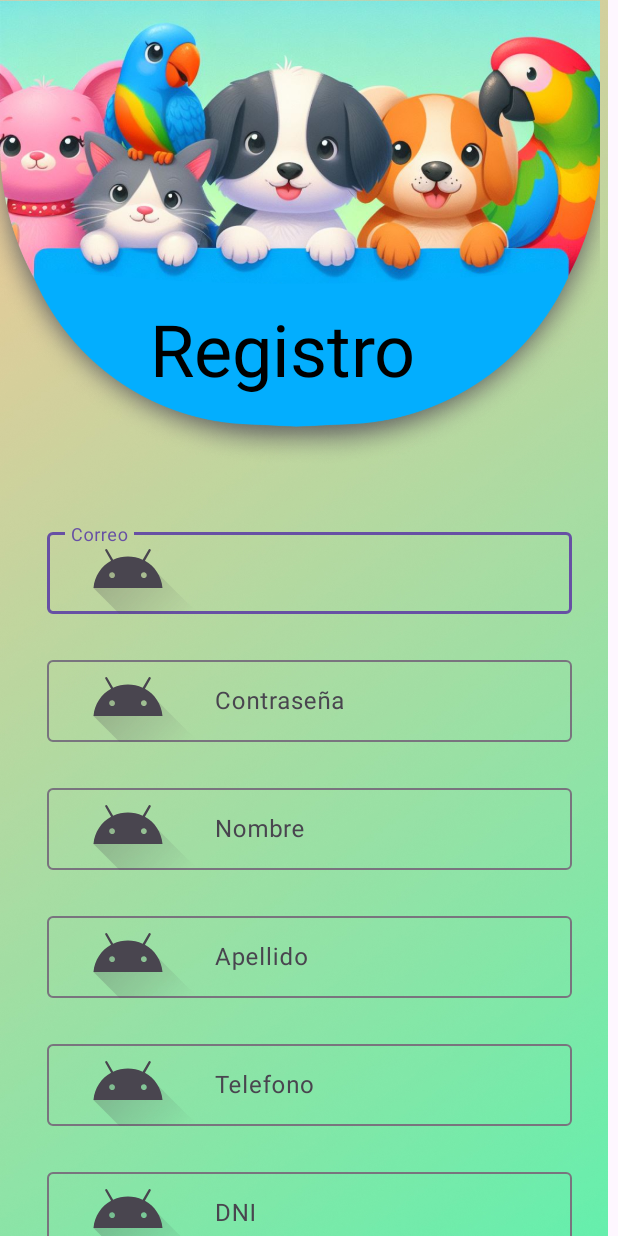
After one commit to MartinPanelo/Animalogistics, an Android app: the RegistroActivity screen opened directly, with no data from a screen before it, on a phone screen of 412 x 824 dp. The commit adds this screen. Run offline under Robolectric (Android 15) with nearby library versions, the phone set to English and light mode, and no system bars.

Commit message:
vista registro

```diff
--- a/app/src/main/java/com/finallabtres/animalogistics/MainActivity.java
+++ b/app/src/main/java/com/finallabtres/animalogistics/MainActivity.java
@@ -1,14 +1,24 @@
 package com.finallabtres.animalogistics;
 
 import androidx.appcompat.app.AppCompatActivity;
+import androidx.lifecycle.ViewModelProvider;
 
 import android.os.Bundle;
 
+import com.finallabtres.animalogistics.databinding.ActivityMainBinding;
+
 public class MainActivity extends AppCompatActivity {
 
+
+    private ActivityMainBinding binding;
+    private MainActivityViewModel vm;
     @Override
     protected void onCreate(Bundle savedInstanceState) {
         super.onCreate(savedInstanceState);
-        setContentView(R.layout.activity_main);
+
+        vm = new ViewModelProvider(this).get(MainActivityViewModel.class);
+
+        binding = ActivityMainBinding.inflate(getLayoutInflater());
+        setContentView(binding.getRoot());
     }
 }
--- a/app/src/main/java/com/finallabtres/animalogistics/UI/auth/login/LoginActivity.java
+++ b/app/src/main/java/com/finallabtres/animalogistics/UI/auth/login/LoginActivity.java
@@ -1,16 +1,37 @@
 package com.finallabtres.animalogistics.UI.auth.login;
 
 import androidx.appcompat.app.AppCompatActivity;
+import androidx.lifecycle.ViewModelProvider;
 
 import android.os.Bundle;
+import android.view.View;
 
+import com.finallabtres.animalogistics.MainActivityViewModel;
 import com.finallabtres.animalogistics.R;
+import com.finallabtres.animalogistics.databinding.ActivityLoginBinding;
+import com.finallabtres.animalogistics.databinding.ActivityMainBinding;
 
 public class LoginActivity extends AppCompatActivity {
 
+
+    private ActivityLoginBinding binding;
+    private LoginActivityViewModel vm;
     @Override
     protected void onCreate(Bundle savedInstanceState) {
         super.onCreate(savedInstanceState);
-        setContentView(R.layout.activity_login);
+
+        binding = ActivityLoginBinding.inflate(getLayoutInflater());
+        setContentView(binding.getRoot());
+
+        vm = ViewModelProvider.AndroidViewModelFactory.getInstance(getApplication()).create(LoginActivityViewModel.class);
+
+        binding.BTNRegistrar.setOnClickListener(new View.OnClickListener() {
+            @Override
+            public void onClick(View v) {
+                vm.registrar();
+            }
+        });
+
+
     }
 }
--- a/app/src/main/java/com/finallabtres/animalogistics/UI/auth/login/LoginActivityViewModel.java
+++ b/app/src/main/java/com/finallabtres/animalogistics/UI/auth/login/LoginActivityViewModel.java
@@ -2,9 +2,12 @@ package com.finallabtres.animalogistics.UI.auth.login;
 
 import android.app.Application;
 import android.content.Context;
+import android.content.Intent;
 
 import androidx.annotation.NonNull;
 import androidx.lifecycle.AndroidViewModel;
+
+import com.finallabtres.animalogistics.UI.auth.registro.RegistroActivity;
 
 public class LoginActivityViewModel extends AndroidViewModel{
 
@@ -12,6 +15,17 @@ public class LoginActivityViewModel extends AndroidViewModel{
 
         public LoginActivityViewModel(@NonNull Application application) {
             super(application);
-            context = application;
+            this.context = application;
         }
+
+
+        public void registrar() {
+
+            Intent intent = new Intent(context, RegistroActivity.class);
+
+            intent.setFlags(Intent.FLAG_ACTIVITY_NEW_TASK);
+
+            context.startActivity(intent);
+        }
+
 }
--- /dev/null
+++ b/app/src/main/java/com/finallabtres/animalogistics/UI/auth/registro/RegistroActivity.java
@@ -0,0 +1,25 @@
+package com.finallabtres.animalogistics.UI.auth.registro;
+
+import android.os.Bundle;
+
+import androidx.appcompat.app.AppCompatActivity;
+import androidx.lifecycle.ViewModelProvider;
+
+import com.finallabtres.animalogistics.databinding.ActivityLoginBinding;
+import com.finallabtres.animalogistics.databinding.ActivityRegistroBinding;
+
+public class RegistroActivity extends AppCompatActivity {
+
+    private ActivityRegistroBinding binding;
+    private RegistroActivityViewModel vm;
+    @Override
+    protected void onCreate(Bundle savedInstanceState) {
+        super.onCreate(savedInstanceState);
+
+        binding = ActivityRegistroBinding.inflate(getLayoutInflater());
+        setContentView(binding.getRoot());
+
+        vm = ViewModelProvider.AndroidViewModelFactory.getInstance(getApplication()).create(RegistroActivityViewModel.class);
+
+    }
+}
--- /dev/null
+++ b/app/src/main/java/com/finallabtres/animalogistics/UI/auth/registro/RegistroActivityViewModel.java
@@ -0,0 +1,17 @@
+package com.finallabtres.animalogistics.UI.auth.registro;
+
+import android.app.Application;
+import android.content.Context;
+
+import androidx.annotation.NonNull;
+import androidx.lifecycle.AndroidViewModel;
+
+public class RegistroActivityViewModel extends AndroidViewModel {
+
+    private Context context;
+
+    public RegistroActivityViewModel(@NonNull Application application) {
+        super(application);
+        this.context = application;
+    }
+}
--- a/app/src/main/res/layout/activity_login.xml
+++ b/app/src/main/res/layout/activity_login.xml
@@ -2,23 +2,22 @@
 <androidx.constraintlayout.widget.ConstraintLayout xmlns:android="http://schemas.android.com/apk/res/android"
     xmlns:app="http://schemas.android.com/apk/res-auto"
     xmlns:tools="http://schemas.android.com/tools"
-    android:layout_width="1080px"
-    android:layout_height="2408px"
+    android:layout_width="@dimen/_1080px"
+    android:layout_height="@dimen/_2408px"
     tools:context=".UI.auth.login.LoginActivity">
+
+
+    <!--app:shapeAppearance="@style/banner"-->
 
 
     <com.google.android.material.imageview.ShapeableImageView
         android:id="@+id/shapeableImageView"
-        android:layout_width="1080px"
-
-
-        android:layout_height="2408px"
-        android:scaleType="fitCenter"
+        android:layout_width="@dimen/_1080px"
+        android:layout_height="@dimen/_2408px"
+        android:scaleType="fitStart"
         app:layout_constraintStart_toStartOf="parent"
         app:layout_constraintTop_toTopOf="parent"
         app:srcCompat="@drawable/login" />
-    <!--app:shapeAppearance="@style/banner"-->
-
 
     <com.google.android.material.textfield.TextInputLayout
         android:id="@+id/textField"
@@ -59,7 +58,7 @@
     </com.google.android.material.textfield.TextInputLayout>
 
     <Button
-        android:id="@+id/button2"
+        android:id="@+id/BTNIngresar"
         style="@style/Widget.Material3.Button.ElevatedButton"
         android:layout_width="275dp"
         android:layout_height="70dp"
@@ -77,7 +76,7 @@
         app:shapeAppearance="@style/boton" />
 
     <Button
-        android:id="@+id/button3"
+        android:id="@+id/BTNRegistrar"
         style="@style/Widget.Material3.Button.ElevatedButton"
         android:layout_width="275dp"
         android:layout_height="70dp"
@@ -91,7 +90,7 @@
         android:textSize="35sp"
         app:layout_constraintEnd_toEndOf="parent"
         app:layout_constraintStart_toStartOf="parent"
-        app:layout_constraintTop_toBottomOf="@+id/button2"
+        app:layout_constraintTop_toBottomOf="@+id/BTNIngresar"
         app:shapeAppearance="@style/boton" />
 
     <com.google.android.material.floatingactionbutton.FloatingActionButton
@@ -107,7 +106,7 @@
         app:layout_constraintEnd_toEndOf="parent"
         app:layout_constraintHorizontal_bias="0.954"
         app:layout_constraintStart_toStartOf="parent"
-        app:layout_constraintTop_toBottomOf="@+id/button3"
+        app:layout_constraintTop_toBottomOf="@+id/BTNRegistrar"
         app:layout_constraintVertical_bias="0.0"
         app:maxImageSize="50dp"
         app:srcCompat="@drawable/baseline_settings_24" />
--- /dev/null
+++ b/app/src/main/res/layout/activity_registro.xml
@@ -0,0 +1,135 @@
+<?xml version="1.0" encoding="utf-8"?>
+<!--
+  Copyright 2020 The Android Open Source Project
+
+  Licensed under the Apache License, Version 2.0 (the "License");
+  you may not use this file except in compliance with the License.
+  You may obtain a copy of the License at
+
+     https://www.apache.org/licenses/LICENSE-2.0
+
+  Unless required by applicable law or agreed to in writing, software
+  distributed under the License is distributed on an "AS IS" BASIS,
+  WITHOUT WARRANTIES OR CONDITIONS OF ANY KIND, either express or implied.
+  See the License for the specific language governing permissions and
+  limitations under the License.
+  -->
+<androidx.coordinatorlayout.widget.CoordinatorLayout xmlns:android="http://schemas.android.com/apk/res/android"
+    xmlns:app="http://schemas.android.com/apk/res-auto"
+    xmlns:tools="http://schemas.android.com/tools"
+    android:id="@+id/coordinator"
+    android:layout_width="match_parent"
+    android:layout_height="match_parent"
+    android:fitsSystemWindows="true">
+
+
+
+
+    <ImageView
+        android:id="@+id/imageView"
+        android:layout_width="@dimen/_1080px"
+        android:layout_height="@dimen/_2408px"
+        app:layout_constraintStart_toStartOf="parent"
+        app:layout_constraintTop_toTopOf="parent"
+        app:srcCompat="@drawable/fondoregistro" />
+
+    <com.google.android.material.appbar.AppBarLayout
+        android:id="@+id/appbarlayout"
+        android:layout_width="match_parent"
+        android:layout_height="wrap_content"
+        android:background="#00FFFFFF"
+        android:fitsSystemWindows="true"
+        android:textAlignment="center">
+
+        <com.google.android.material.appbar.CollapsingToolbarLayout
+            android:id="@+id/collapsingtoolbarlayout"
+            style="?attr/collapsingToolbarLayoutLargeStyle"
+            android:layout_width="match_parent"
+            android:layout_height="309dp"
+            android:background="#00FFFFFF"
+            app:collapsedTitleTextAppearance="@style/TextAppearance.AppCompat.Display2"
+            app:collapsedTitleTextColor="@color/black"
+            app:contentScrim="@drawable/navbarregistro"
+            app:expandedTitleTextAppearance="@style/TextAppearance.AppCompat.Display1"
+            app:expandedTitleTextColor="#00000000"
+            app:layout_scrollFlags="scroll|exitUntilCollapsed|snap"
+            app:statusBarScrim="@drawable/login">
+
+
+            <com.google.android.material.imageview.ShapeableImageView
+                android:id="@+id/shapeableImageView"
+                android:layout_width="400dp"
+                android:layout_height="400dp"
+                android:background="#00FFFFFF"
+                android:scaleType="fitStart"
+                app:layout_constraintStart_toStartOf="parent"
+                app:layout_constraintTop_toTopOf="parent"
+                app:srcCompat="@drawable/bannerregistro" />
+
+
+            <TextView
+                android:id="@+id/TVTituloRegistro"
+                android:layout_width="wrap_content"
+                android:layout_height="wrap_content"
+                android:layout_marginTop="200dp"
+                android:background="#00FFFFFF"
+                android:clickable="false"
+                android:text="Registro"
+                android:textAlignment="textStart"
+                android:textColor="@color/black"
+
+                android:textSize="48sp"
+                android:translationX="100dp"
+                android:translationY="0dp" />
+
+
+<!--            <androidx.appcompat.widget.Toolbar
+                android:layout_width="match_parent"
+                android:layout_height="wrap_content"
+                app:navigationIcon="@drawable/baseline_settings_24">
+
+                <Button
+                    android:id="@+id/button"
+                    android:layout_width="wrap_content"
+                    android:layout_height="wrap_content"
+                    android:text="Button"
+                    app:layout_collapseMode="pin" />
+
+            </androidx.appcompat.widget.Toolbar>-->
+
+            <androidx.appcompat.widget.Toolbar
+                android:id="@+id/toolbar"
+                style="?attr/toolbarStyle"
+                android:layout_width="300dp"
+                android:layout_height="?attr/actionBarSize"
+                android:elevation="5dp"
+
+                android:translationX="90dp"
+                app:buttonGravity="top"
+                app:layout_collapseMode="pin"
+                app:title="Registro"
+
+               >
+
+
+            </androidx.appcompat.widget.Toolbar>
+
+
+        </com.google.android.material.appbar.CollapsingToolbarLayout>
+    </com.google.android.material.appbar.AppBarLayout>
+
+
+    <androidx.core.widget.NestedScrollView
+        android:layout_width="match_parent"
+        android:layout_height="match_parent"
+        android:paddingTop="0dp"
+        android:textAlignment="center"
+        app:layout_behavior="@string/appbar_scrolling_view_behavior">
+
+        <include layout="@layout/formularioregistro" />
+
+        <!--    <include layout="@layout/cat_topappbar_filler_text_view"/>-->
+    </androidx.core.widget.NestedScrollView>
+
+
+</androidx.coordinatorlayout.widget.CoordinatorLayout>
--- /dev/null
+++ b/app/src/main/res/layout/formularioregistro.xml
@@ -0,0 +1,177 @@
+<?xml version="1.0" encoding="utf-8"?>
+<androidx.constraintlayout.widget.ConstraintLayout xmlns:android="http://schemas.android.com/apk/res/android"
+    xmlns:app="http://schemas.android.com/apk/res-auto"
+    xmlns:tools="http://schemas.android.com/tools"
+    android:layout_width="match_parent"
+    android:layout_height="match_parent">
+
+
+    <com.google.android.material.textfield.TextInputLayout
+        android:id="@+id/TILCorreo"
+        android:layout_width="350dp"
+        android:layout_height="60dp"
+        android:layout_marginTop="40dp"
+        android:hint="Correo"
+        app:layout_constraintEnd_toEndOf="parent"
+        app:layout_constraintHorizontal_bias="0.5"
+        app:layout_constraintStart_toStartOf="parent"
+        app:layout_constraintTop_toTopOf="parent"
+        app:startIconContentDescription="@string/app_name"
+        app:startIconDrawable="@drawable/ic_launcher_foreground">
+
+        <com.google.android.material.textfield.TextInputEditText
+            android:id="@+id/TECorreo"
+            android:layout_width="match_parent"
+            android:layout_height="wrap_content" />
+
+    </com.google.android.material.textfield.TextInputLayout>
+
+    <com.google.android.material.textfield.TextInputLayout
+        android:id="@+id/TILContraseña"
+        android:layout_width="350dp"
+        android:layout_height="60dp"
+        android:layout_marginTop="25dp"
+        android:hint="Contraseña"
+        app:layout_constraintEnd_toEndOf="parent"
+        app:layout_constraintHorizontal_bias="0.5"
+        app:layout_constraintStart_toStartOf="parent"
+        app:layout_constraintTop_toBottomOf="@+id/TILCorreo"
+        app:startIconContentDescription="@string/app_name"
+        app:startIconDrawable="@drawable/ic_launcher_foreground">
+
+        <com.google.android.material.textfield.TextInputEditText
+            android:id="@+id/TEContraseña"
+            android:layout_width="match_parent"
+            android:layout_height="wrap_content" />
+
+    </com.google.android.material.textfield.TextInputLayout>
+
+    <com.google.android.material.textfield.TextInputLayout
+        android:id="@+id/TILNombre"
+        android:layout_width="350dp"
+        android:layout_height="60dp"
+        android:layout_marginTop="25dp"
+        android:hint="Nombre"
+        app:layout_constraintEnd_toEndOf="parent"
+        app:layout_constraintHorizontal_bias="0.5"
+        app:layout_constraintStart_toStartOf="parent"
+        app:layout_constraintTop_toBottomOf="@+id/TILContraseña"
+        app:startIconContentDescription="@string/app_name"
+        app:startIconDrawable="@drawable/ic_launcher_foreground">
+
+        <com.google.android.material.textfield.TextInputEditText
+            android:id="@+id/TENombre"
+            android:layout_width="match_parent"
+            android:layout_height="wrap_content" />
+
+    </com.google.android.material.textfield.TextInputLayout>
+
+    <com.google.android.material.textfield.TextInputLayout
+        android:id="@+id/TILApellido"
+        android:layout_width="350dp"
+        android:layout_height="60dp"
+        android:layout_marginTop="25dp"
+        android:hint="Apellido"
+        app:layout_constraintEnd_toEndOf="parent"
+        app:layout_constraintHorizontal_bias="0.5"
+        app:layout_constraintStart_toStartOf="parent"
+        app:layout_constraintTop_toBottomOf="@+id/TILNombre"
+        app:startIconContentDescription="@string/app_name"
+        app:startIconDrawable="@drawable/ic_launcher_foreground">
+
+        <com.google.android.material.textfield.TextInputEditText
+            android:id="@+id/TEApellido"
+            android:layout_width="match_parent"
+            android:layout_height="wrap_content" />
+
+    </com.google.android.material.textfield.TextInputLayout>
+
+    <com.google.android.material.textfield.TextInputLayout
+        android:id="@+id/TILelefono"
+        android:layout_width="350dp"
+        android:layout_height="60dp"
+        android:layout_marginTop="25dp"
+        android:hint="Telefono"
+        app:layout_constraintEnd_toEndOf="parent"
+        app:layout_constraintHorizontal_bias="0.5"
+        app:layout_constraintStart_toStartOf="parent"
+        app:layout_constraintTop_toBottomOf="@+id/TILApellido"
+        app:startIconContentDescription="@string/app_name"
+        app:startIconDrawable="@drawable/ic_launcher_foreground">
+
+        <com.google.android.material.textfield.TextInputEditText
+            android:layout_width="match_parent"
+            android:layout_height="wrap_content" />
+
+    </com.google.android.material.textfield.TextInputLayout>
+
+    <com.google.android.material.textfield.TextInputLayout
+        android:id="@+id/TILDNI"
+        android:layout_width="350dp"
+        android:layout_height="60dp"
+        android:layout_marginTop="25dp"
+        android:hint="DNI"
+        app:layout_constraintEnd_toEndOf="parent"
+        app:layout_constraintHorizontal_bias="0.5"
+        app:layout_constraintStart_toStartOf="parent"
+        app:layout_constraintTop_toBottomOf="@+id/TILelefono"
+        app:startIconContentDescription="@string/app_name"
+        app:startIconDrawable="@drawable/ic_launcher_foreground">
+
+        <com.google.android.material.textfield.TextInputEditText
+            android:id="@+id/TEDNI"
+            android:layout_width="match_parent"
+            android:layout_height="wrap_content" />
+
+    </com.google.android.material.textfield.TextInputLayout>
+
+
+    <com.google.android.material.imageview.ShapeableImageView
+        android:id="@+id/IMGRegistro"
+        android:layout_width="200dp"
+        android:layout_height="200dp"
+        android:layout_gravity="center"
+        android:layout_margin="10dp"
+        android:layout_marginTop="60dp"
+        app:layout_constraintEnd_toEndOf="parent"
+        app:layout_constraintStart_toStartOf="parent"
+        app:layout_constraintTop_toBottomOf="@+id/textView"
+        app:shapeAppearance="@style/fotoredonda"
+        app:srcCompat="@android:drawable/ic_menu_camera"
+        app:strokeColor="@android:color/holo_blue_bright"
+        app:strokeWidth="4dp" />
+
+    <Button
+        android:id="@+id/BTNRegistrar"
+        style="@style/Widget.Material3.Button.ElevatedButton"
+        android:layout_width="275dp"
+        android:layout_height="70dp"
+        android:layout_marginTop="24dp"
+        android:backgroundTint="@color/orange"
+        android:text="Crear cuenta"
+        android:textColor="@color/black"
+        android:textColorHighlight="@color/orange"
+        android:textColorHint="#FF5722"
+        android:textColorLink="#FF5722"
+        android:textSize="35sp"
+        app:layout_constraintEnd_toEndOf="parent"
+        app:layout_constraintHorizontal_bias="0.504"
+        app:layout_constraintStart_toStartOf="parent"
+        app:layout_constraintTop_toBottomOf="@+id/IMGRegistro"
+        app:shapeAppearance="@style/boton" />
+
+    <TextView
+        android:id="@+id/textView"
+        android:layout_width="wrap_content"
+        android:layout_height="wrap_content"
+        android:layout_marginTop="30dp"
+        android:text="Imagen de perfil"
+        android:textColor="#000000"
+        android:textSize="25sp"
+        android:textStyle="bold"
+        app:layout_constraintEnd_toEndOf="parent"
+        app:layout_constraintStart_toStartOf="parent"
+        app:layout_constraintTop_toBottomOf="@+id/TILDNI" />
+
+
+</androidx.constraintlayout.widget.ConstraintLayout>
--- /dev/null
+++ b/app/src/main/res/navigation/rutanavegacion.xml
@@ -0,0 +1,9 @@
+<?xml version="1.0" encoding="utf-8"?>
+<navigation xmlns:android="http://schemas.android.com/apk/res/android"
+    xmlns:app="http://schemas.android.com/apk/res-auto"
+    android:id="@+id/rutanavegacion"
+
+
+        app:startDestination="@+id/ACAELFRAGMENNOTICIAS">
+
+</navigation>
--- /dev/null
+++ b/app/src/main/res/values/dimens.xml
@@ -0,0 +1,5 @@
+<?xml version="1.0" encoding="utf-8"?>
+<resources>
+    <dimen name="_1080px">405dp</dimen>
+    <dimen name="_2408px">903dp</dimen>
+</resources>
--- a/app/src/main/res/values/strings.xml
+++ b/app/src/main/res/values/strings.xml
@@ -4,5 +4,11 @@
     //login
     <string name="usuario">Usuario</string>
     <string name="contrasena">Contraseña</string>
-
+    <string name="cat" translatable="false">
+    \t\tLorem ipsum dolor sit amet, consectetur adipiscing elit. Nam in scelerisque sem. Mauris volutpat, dolor id interdum ullamcorper, risus dolor egestas lectus, sit amet mattis purus dui nec risus. Maecenas non sodales nisi, vel dictum dolor. Class aptent taciti sociosqu ad litora torquent per conubia nostra, per inceptos himenaeos. Suspendisse blandit eleifend diam, vel rutrum tellus vulputate quis. Aliquam eget libero aliquet, imperdiet nisl a, ornare ex. Sed rhoncus est ut libero porta lobortis. Fusce in dictum tellus.
+    \n\n\t\tSuspendisse interdum ornare ante. Aliquam nec cursus lorem. Morbi id magna felis. Vivamus egestas, est a condimentum egestas, turpis nisl iaculis ipsum, in dictum tellus dolor sed neque. Morbi tellus erat, dapibus ut sem a, iaculis tincidunt dui. Interdum et malesuada fames ac ante ipsum primis in faucibus. Curabitur et eros porttitor, ultricies urna vitae, molestie nibh. Phasellus at commodo eros, non aliquet metus. Sed maximus nisl nec dolor bibendum, vel congue leo egestas.
+    \n\n\t\tSed interdum tortor nibh, in sagittis risus mollis quis. Curabitur mi odio, condimentum sit amet auctor at, mollis non turpis. Nullam pretium libero vestibulum, finibus orci vel, molestie quam. Fusce blandit tincidunt nulla, quis sollicitudin libero facilisis et. Integer interdum nunc ligula, et fermentum metus hendrerit id. Vestibulum lectus felis, dictum at lacinia sit amet, tristique id quam. Cras eu consequat dui. Suspendisse sodales nunc ligula, in lobortis sem porta sed. Integer id ultrices magna, in luctus elit. Sed a pellentesque est.
+    \n\n\t\tAenean nunc velit, lacinia sed dolor sed, ultrices viverra nulla. Etiam a venenatis nibh. Morbi laoreet, tortor sed facilisis varius, nibh orci rhoncus nulla, id elementum leo dui non lorem. Nam mollis ipsum quis auctor varius. Quisque elementum eu libero sed commodo. In eros nisl, imperdiet vel imperdiet et, scelerisque a mauris. Pellentesque varius ex nunc, quis imperdiet eros placerat ac. Duis finibus orci et est auctor tincidunt. Sed non viverra ipsum. Nunc quis augue egestas, cursus lorem at, molestie sem. Morbi a consectetur ipsum, a placerat diam. Etiam vulputate dignissim convallis. Integer faucibus mauris sit amet finibus convallis.
+    \n\n\t\tPhasellus in aliquet mi. Pellentesque habitant morbi tristique senectus et netus et malesuada fames ac turpis egestas. In volutpat arcu ut felis sagittis, in finibus massa gravida. Pellentesque id tellus orci. Integer dictum, lorem sed efficitur ullamcorper, libero justo consectetur ipsum, in mollis nisl ex sed nisl. Donec maximus ullamcorper sodales. Praesent bibendum rhoncus tellus nec feugiat. In a ornare nulla. Donec rhoncus libero vel nunc consequat, quis tincidunt nisl eleifend. Cras bibendum enim a justo luctus vestibulum. Fusce dictum libero quis erat maximus, vitae volutpat diam dignissim.
+  </string>
 </resources>
--- a/app/src/main/res/values/styles.xml
+++ b/app/src/main/res/values/styles.xml
@@ -9,4 +9,12 @@
         <item name="cornerSizeTopRight">10%</item>
 
     </style>
+
+    <style name="fotoredonda" parent="">
+
+        <item name="cornerFamily">rounded</item>
+
+        <item name="cornerSize">50%</item>
+
+    </style>
 </resources>
--- a/build.gradle.kts
+++ b/build.gradle.kts
@@ -1,4 +1,4 @@
 // Top-level build file where you can add configuration options common to all sub-projects/modules.
 plugins {
-    id("com.android.application") version "8.2.2" apply false
+    id("com.android.application") version "8.3.1" apply false
 }
```
Also changed, not shown: app/build.gradle.kts (+7 -1 lines), app/src/main/AndroidManifest.xml (+9 -5 lines), app/src/main/res/drawable/bannerregistro.png (added), app/src/main/res/drawable/fondoregistro.jpg (added), app/src/main/res/drawable/navbarregistro.jpg (added), gradle/wrapper/gradle-wrapper.properties, 1 other file.
